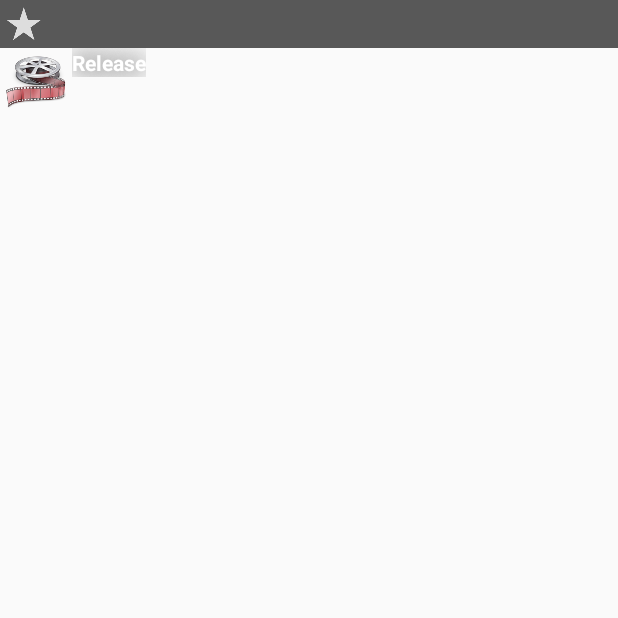
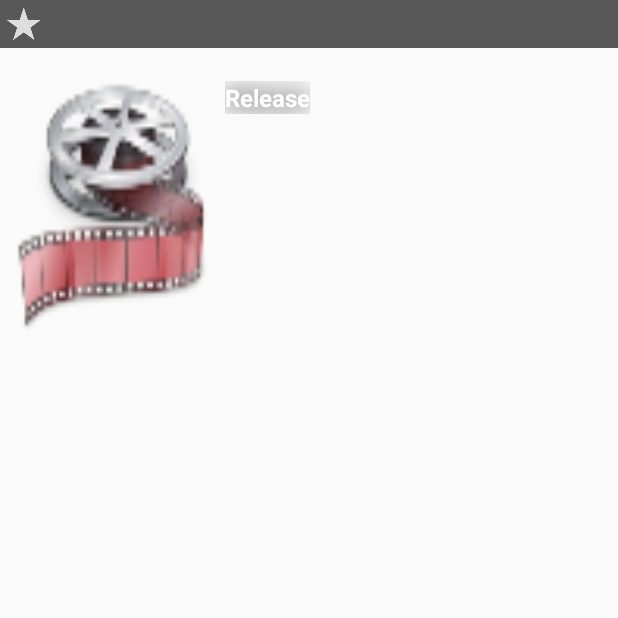
Before and after one commit to bbazemore/Android-Nanodegree, an Android app: the fragment DetailFragment placed in its activity, on a phone screen of 412 x 824 dp, the top half of it. Run offline under Robolectric (Android 15) with nearby library versions, the phone set to English and light mode, and no system bars; libraries missing offline, so code that uses them is left out: android.support.v7; pictures from the network do not load.

Commit message:
Spiff up the detail view. Make the poster size consistent even when the image resolution setting changes.  Make the rating text larger than the overview body text. Move the overview text to the right of the poster.

```diff
--- a/PopularMovies/mobile/src/main/res/layout/detail_movie_title.xml
+++ b/PopularMovies/mobile/src/main/res/layout/detail_movie_title.xml
@@ -2,10 +2,10 @@
 <!-- material design icons from https://github.com/google/material-design-icons -->
 <RelativeLayout
     android:id="@+id/detail_movie_title_frame"
-    xmlns:android="http://schemas.android.com/apk/res/android"
     android:layout_width="wrap_content"
     android:layout_height="wrap_content"
-    android:background="@color/background_material_dark">
+    android:background="@color/background_material_dark"
+    xmlns:android="http://schemas.android.com/apk/res/android">
     <!--android.support.design.widget.FloatingActionButton
         android:id="@+id/detail_favorite_button"
         android:layout_width="wrap_content"
--- a/PopularMovies/mobile/src/main/res/layout/fragment_detail.xml
+++ b/PopularMovies/mobile/src/main/res/layout/fragment_detail.xml
@@ -18,7 +18,19 @@
             android:layout_width="wrap_content"
             android:layout_height="wrap_content"
             android:layout_gravity="left"
+            android:minHeight="225dp"
+            android:minWidth="150dp"
+            android:scaleType="fitCenter"
             android:background="@mipmap/ic_launcher"/>
+        <TextView
+            android:id="@+id/detail_movie_user_rating"
+            style="@style/DetailShadowedText"
+            android:layout_width="wrap_content"
+            android:layout_height="wrap_content"
+            android:layout_gravity="right"
+            android:layout_toRightOf="@id/detail_movie_poster"
+            android:textSize="@dimen/abc_text_size_subhead_material"
+            android:text="@string/detail_movie_default_rating"/>
         <TextView
             android:id="@+id/detail_movie_release_date"
             style="@style/DetailShadowedText"
@@ -26,6 +38,8 @@
             android:layout_height="wrap_content"
             android:layout_gravity="right"
             android:layout_toRightOf="@id/detail_movie_poster"
+            android:layout_below="@id/detail_movie_user_rating"
+            android:textSize="@dimen/abc_text_size_subhead_material"
             android:text="@string/detail_movie_default_release"/>
         <TextView
             android:id="@+id/detail_movie_runtime"
@@ -36,15 +50,7 @@
             android:layout_gravity="right"
             android:layout_toRightOf="@id/detail_movie_poster"
             android:text="@string/detail_movie_default_runtime"/>
-        <TextView
-            android:id="@+id/detail_movie_user_rating"
-            style="@style/DetailShadowedText"
-            android:layout_width="wrap_content"
-            android:layout_height="wrap_content"
-            android:layout_below="@id/detail_movie_runtime"
-            android:layout_gravity="right"
-            android:layout_toRightOf="@id/detail_movie_poster"
-            android:text="@string/detail_movie_default_rating"/>
+
 
         <TextView
             android:id="@+id/detail_movie_overview"
@@ -52,6 +58,7 @@
             android:layout_width="match_parent"
             android:layout_height="wrap_content"
             android:layout_alignParentBottom="true"
+            android:layout_toRightOf="@id/detail_movie_poster"
             android:layout_below="@id/detail_movie_user_rating"
             android:gravity="center"
             android:padding="20dp"
--- a/PopularMovies/mobile/src/main/res/values/strings.xml
+++ b/PopularMovies/mobile/src/main/res/values/strings.xml
@@ -17,8 +17,8 @@
     <string name="detail_movie_default_rating">Rating</string>
     <string name="detail_movie_default_runtime">Runtime</string>
     <string name="detail_movie_default_release">Release</string>
-    <string name="detail_release_date">"Release Date: "</string>
-    <string name="detail_movie_user_rating">TMDB user rating:  <xliff:g id="rating">%1$.2f</xliff:g> </string>
+    <string name="detail_release_date">"Released: "</string>
+    <string name="detail_movie_user_rating">TMDB rating:  <xliff:g id="rating">%1$.2f</xliff:g> / 10 </string>
 
     <string name="key_movielist" translatable="false">com.android.bazemom.popularmovies.movielist
     </string>
```
